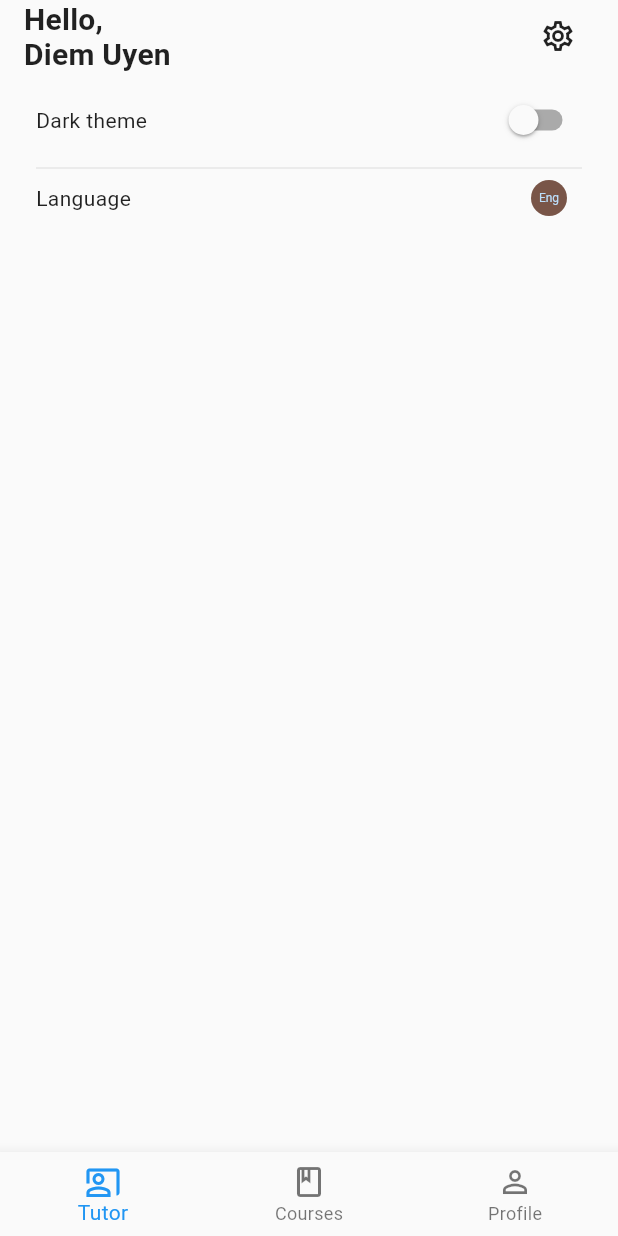
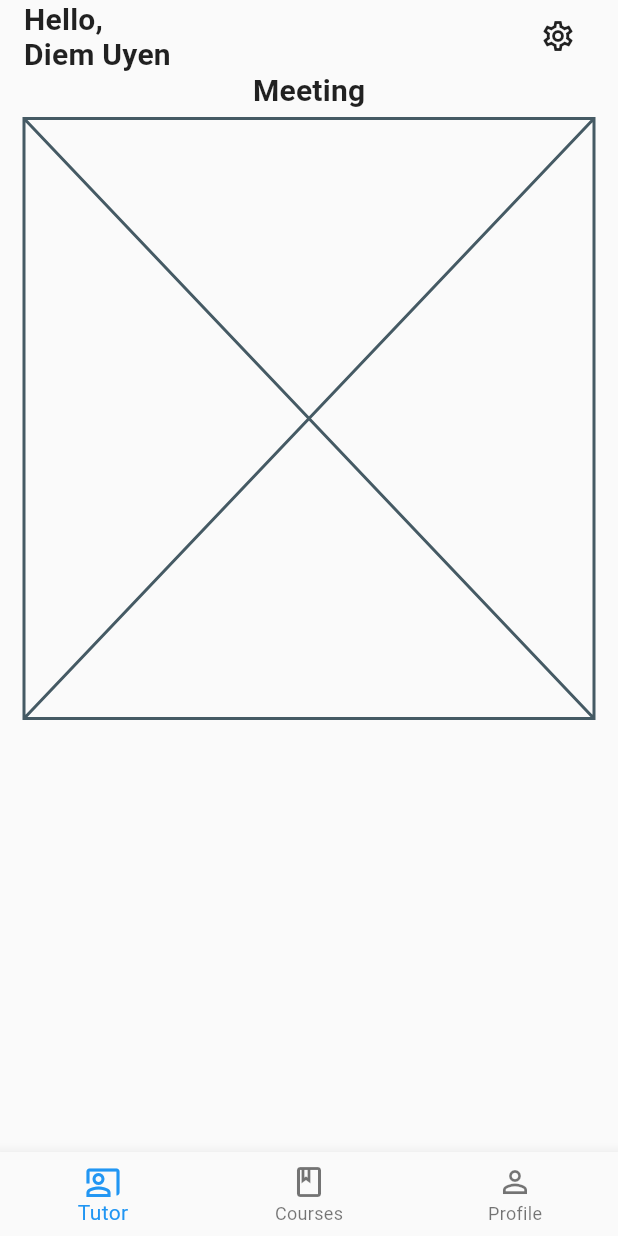
Before and after one commit to DiemUyen/CSC13118_LetTutor, a Flutter app: the screen it shows after launch, on a phone screen of 412 x 824 dp. Run offline on Flutter 3.47's test engine with Material 2 defaults, Android fonts, the phone set to English and light mode, and no system bars; our stand-ins replace flutter_rating_bar; missing offline and left inert: flutter_rounded_date_picker.

Commit message:
Draft Meeting page

```diff
--- a/let_tutor/lib/main.dart
+++ b/let_tutor/lib/main.dart
@@ -1,5 +1,6 @@
 import 'package:flutter/material.dart';
 import 'package:let_tutor/routes/course/my_courses_page.dart';
+import 'package:let_tutor/routes/meeting_page.dart';
 import 'package:let_tutor/routes/profile/change_password_page.dart';
 import 'package:let_tutor/routes/profile/history_detail.dart';
 import 'package:let_tutor/routes/profile/history_page.dart';
@@ -35,7 +36,7 @@ class MyApp extends StatelessWidget {
                   TransparentAppBar(),
                   Padding(
                     padding: EdgeInsets.symmetric(horizontal: 16.0),
-                    child: SettingsPage(),
+                    child: MeetingPage(),
                   )
                 ],
               ),
--- /dev/null
+++ b/let_tutor/lib/routes/meeting_page.dart
@@ -0,0 +1,21 @@
+import 'package:flutter/material.dart';
+
+class MeetingPage extends StatefulWidget {
+  const MeetingPage({Key? key}) : super(key: key);
+
+  @override
+  State<MeetingPage> createState() => _MeetingPageState();
+}
+
+class _MeetingPageState extends State<MeetingPage> {
+  @override
+  Widget build(BuildContext context) {
+    return Column(
+      children: [
+        Text('Meeting', style: Theme.of(context).textTheme.headline6,),
+        const SizedBox(height: 8,),
+        Placeholder()
+      ],
+    );
+  }
+}
```
